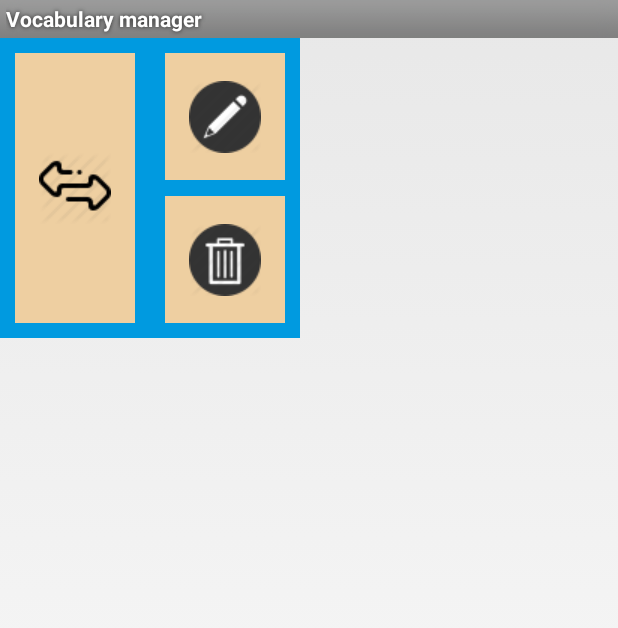
After one commit to DmitriyYakovlev/VocabularyManager-v2.2, an Android app: the layout dialog_operate_word.xml on its own in the app's theme, with its tools: preview values and no code run, on a phone screen of 412 x 824 dp. The commit adds this screen. Shown: the top 628 px of the screen. Run offline under Robolectric (Android 15) with nearby library versions, the phone set to English and light mode, and no system bars.

Commit message:
implemented dialog for word operating

```diff
--- a/vocabularyManger/src/main/java/com/yakovlev/prod/vocabularymanager/export_import_functionality/ImportContentFromFileAT.java
+++ b/vocabularyManger/src/main/java/com/yakovlev/prod/vocabularymanager/export_import_functionality/ImportContentFromFileAT.java
@@ -62,11 +62,8 @@ public class ImportContentFromFileAT extends AsyncTask<Void, Void, Void> {
                     WordTable currentWord = allWords[j];
                     int currentWordId = currentWord.getVocabularyId();
 
-
-
                     if (currentWordId == oldVocId) {
                         currentWord.setVocabularyId(newVocId);
-
                         if (currentWord.getwTranscription() == null)
                             currentWord.setwTranscription("");
 
--- /dev/null
+++ b/vocabularyManger/src/main/res/layout/dialog_operate_word.xml
@@ -0,0 +1,52 @@
+<?xml version="1.0" encoding="utf-8"?>
+<LinearLayout xmlns:android="http://schemas.android.com/apk/res/android"
+    android:orientation="horizontal"
+    android:layout_width="200dp"
+    android:background="@color/col_blue"
+    android:layout_height="200dp">
+
+
+    <RelativeLayout
+        android:layout_width="match_parent"
+        android:layout_weight="1"
+        android:layout_height="match_parent">
+
+        <ImageButton
+            android:id="@+id/btnChangeWordStatus"
+            android:layout_width="match_parent"
+            android:layout_margin="10dp"
+            android:src="@drawable/ic_change_word_status"
+            android:background="@color/col_navajo_white2"
+            android:layout_height="match_parent" />
+
+    </RelativeLayout>
+
+    <LinearLayout
+        android:layout_width="match_parent"
+        android:layout_weight="1"
+        android:layout_margin="10dp"
+        android:orientation="vertical"
+        android:layout_height="match_parent">
+
+        <ImageButton
+            android:id="@+id/btnEditWord"
+            android:layout_width="match_parent"
+            android:layout_weight="1"
+            android:src="@drawable/ic_edit_word"
+            android:background="@color/col_navajo_white2"
+            android:layout_marginBottom="5dp"
+            android:layout_height="match_parent" />
+
+        <ImageButton
+            android:id="@+id/btnDeleteWord"
+            android:layout_width="match_parent"
+            android:layout_marginTop="5dp"
+            android:layout_weight="1"
+            android:background="@color/col_navajo_white2"
+            android:src="@drawable/ic_delete_word"
+
+            android:layout_height="match_parent" />
+
+    </LinearLayout>
+
+</LinearLayout>
```
Also changed, not shown: vocabularyManger/src/main/java/com/yakovlev/prod/vocabularymanager/EditVocabularyActivity.java (+2 -7 lines), vocabularyManger/src/main/java/com/yakovlev/prod/vocabularymanager/adapters/LearnWordsCursorAdapter.java (+63 -10 lines), vocabularyManger/src/main/java/com/yakovlev/prod/vocabularymanager/dialogs/OperateWordDialog.java (added, +65 -0 lines), vocabularyManger/src/main/java/com/yakovlev/prod/vocabularymanager/dialogs/OperateWordDialogCallback.java (added, +12 -0 lines), vocabularyManger/src/main/java/com/yakovlev/prod/vocabularymanager/ormlite/WordTableHelper.java (+12 -2 lines), vocabularyManger/src/main/res/drawable/ic_change_word_status.png (added), vocabularyManger/src/main/res/drawable/ic_delete_word.png (added), vocabularyManger/src/main/res/drawable/ic_edit_word.png (added).
